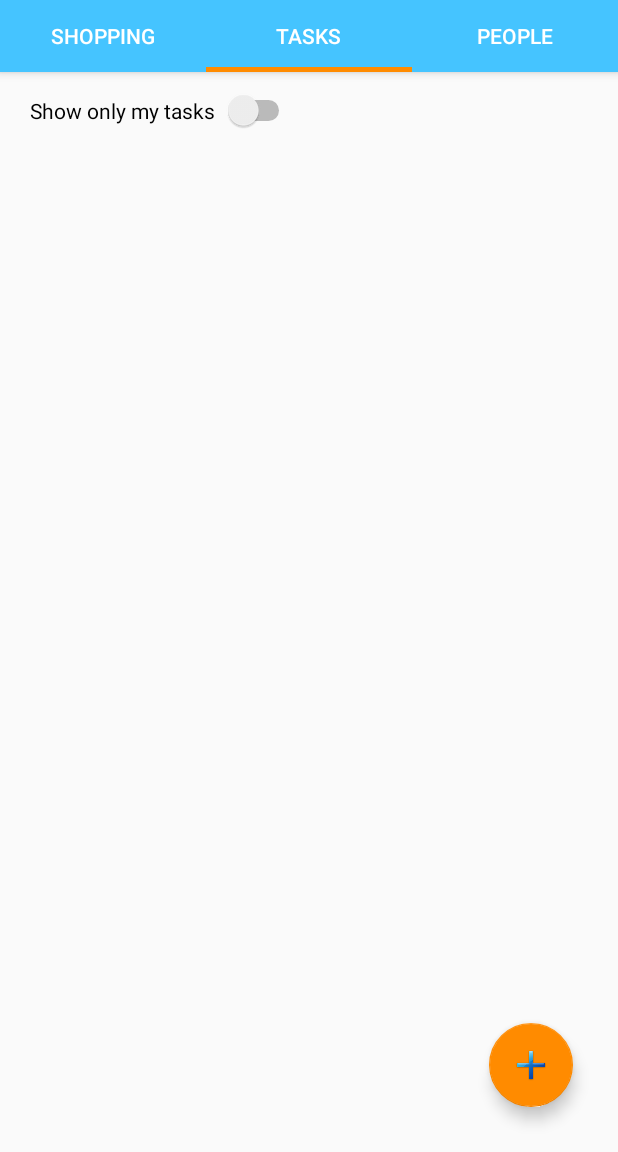
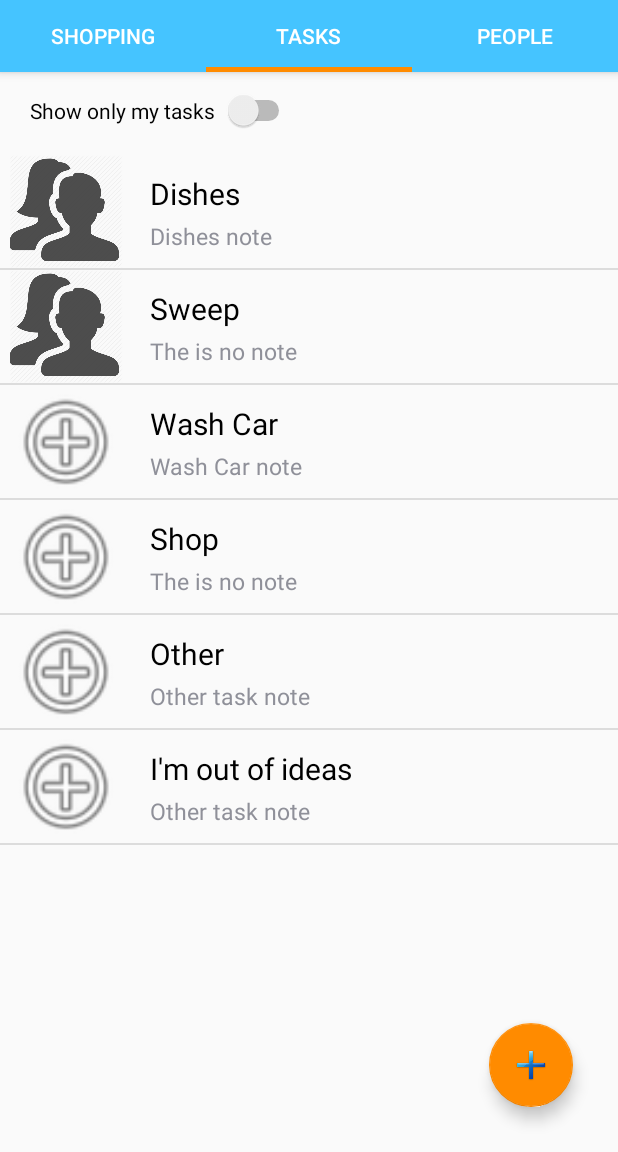
Before and after one commit to vharvey80/SEG2505_FinalProject, an Android app: the screen it shows after launch (MainActivity), tab 2 chosen, on a phone screen of 412 x 824 dp, the part 84-1236 px from its top. Run offline under Robolectric (Android 15) with nearby library versions, the phone set to English and light mode, and no system bars.

Commit message:
Finished (early version) UI for task fragment. Had to add some methods for testing in MainActivity and other classes

```diff
--- a/FamilyTaskManager/app/src/main/java/familytaskmanager/microso/com/familytaskmanager/Family.java
+++ b/FamilyTaskManager/app/src/main/java/familytaskmanager/microso/com/familytaskmanager/Family.java
@@ -415,4 +415,48 @@ public class Family {
         return super.toString() + "[" +
                 "id" + ":" + getId() + "]";
     }
+
+    /**
+     * Testong Method.
+     * @return
+     */
+    public static Family createDummyFamily() {
+
+        User mainUser = new User(1, "Walid", "B", true, R.drawable.menu_people, 0);
+
+        Family family = new Family(1, mainUser);
+
+        //Creation of 4 more users for testing
+        User thomas = new User(2, "Thomas", "C", true, R.drawable.menu_people, 0);
+        User vincent = new User(2, "Vincent", "H", true, R.drawable.menu_people, 0);
+        User oliver = new User(2, "oliver", "B", false, R.drawable.menu_people, 0);
+        User jeanGab = new User(2, "Jean-Gabriel", "G", true, R.drawable.menu_people, 0);
+        List<User> users = new ArrayList<>();
+        users.add(mainUser);
+        users.add(thomas);
+        users.add(vincent);
+        users.add(oliver);
+        users.add(jeanGab);
+        family.users = users;
+
+        //Creation of 5 tasks for testing
+        Task dishes = new Task(1, "Dishes", "Dishes note", null, false, 0.25, 5, Task.TaskState.Created, mainUser);
+        dishes.setUser(mainUser);
+        Task sweep = new Task(2, "Sweep", null, null, false, 1, 10, Task.TaskState.Created, mainUser);
+        sweep.setUser(thomas);
+        Task washCar = new Task(1, "Wash Car", "Wash Car note", null, false, 1, 5, Task.TaskState.Created, mainUser);
+        Task shop = new Task(1, "Shop", null, null, false, 0.25, 5, Task.TaskState.Created, mainUser);
+        Task otherTask = new Task(1, "Other", "Other task note", null, false, 0.25, 5, Task.TaskState.Created, mainUser);
+        Task outOfIdeas = new Task(1, "I'm out of ideas", "Other task note", null, false, 0.25, 5, Task.TaskState.Created, mainUser);
+        List<Task> tasks = new ArrayList<>();
+        tasks.add(dishes);
+        tasks.add(sweep);
+        tasks.add(washCar);
+        tasks.add(shop);
+        tasks.add(otherTask);
+        tasks.add(outOfIdeas);
+        family.tasks = tasks;
+
+        return family;
+    }
 }
--- a/FamilyTaskManager/app/src/main/java/familytaskmanager/microso/com/familytaskmanager/MainActivity.java
+++ b/FamilyTaskManager/app/src/main/java/familytaskmanager/microso/com/familytaskmanager/MainActivity.java
@@ -16,9 +16,13 @@ import android.support.v7.app.AppCompatActivity;
 import android.support.v7.widget.Toolbar;
 import android.view.Menu;
 import android.view.MenuItem;
+import android.widget.AdapterView;
+import android.widget.ListView;
 import android.widget.Toast;
 
 import java.io.Serializable;
+import java.util.ArrayList;
+import java.util.List;
 
 public class MainActivity extends AppCompatActivity
         implements NavigationView.OnNavigationItemSelectedListener {
@@ -26,6 +30,7 @@ public class MainActivity extends AppCompatActivity
     ViewPager vp_pages;
     PagerAdapter pagerAdapter;
     TabLayout tbl_pages;
+    Family family;
 
     @Override
     protected void onCreate(Bundle savedInstanceState) {
@@ -51,6 +56,10 @@ public class MainActivity extends AppCompatActivity
         tbl_pages= (TabLayout) findViewById(R.id.tbl_pages);
         tbl_pages.setupWithViewPager(vp_pages);
         //End code for Tab Menu
+
+        //Start of testing code. Getting a dummy family to test.
+        family = Family.createDummyFamily();
+        //End ot testing code.
 
     }
 
@@ -122,4 +131,8 @@ public class MainActivity extends AppCompatActivity
     public void switchDrawerItem(int item) {
 
     }
+
+    public List<Task> getFamilyTaskList() {
+        return family.getTasks();
+    }
 }
--- a/FamilyTaskManager/app/src/main/java/familytaskmanager/microso/com/familytaskmanager/Task.java
+++ b/FamilyTaskManager/app/src/main/java/familytaskmanager/microso/com/familytaskmanager/Task.java
@@ -9,7 +9,7 @@ public class Task {
     // ENUMERATIONS
     //------------------------
 
-    public enum TaskState {Active, Completed, Cancelled, Reported}
+    public enum TaskState {Created, Completed, Cancelled}
 
     //------------------------
     // MEMBER VARIABLES
@@ -158,6 +158,15 @@ public class Task {
 
     public boolean hasUser() {
         boolean has = user != null;
+        return has;
+    }
+
+    /**
+     * Checks if the task includes a note.
+     * @return true if the task includes a note.
+     */
+    public boolean hasNote() {
+        boolean has = note != null;
         return has;
     }
 
--- /dev/null
+++ b/FamilyTaskManager/app/src/main/java/familytaskmanager/microso/com/familytaskmanager/TaskListAdapter.java
@@ -0,0 +1,58 @@
+package familytaskmanager.microso.com.familytaskmanager;
+
+import android.content.Context;
+import android.view.LayoutInflater;
+import android.view.View;
+import android.view.ViewGroup;
+import android.widget.ArrayAdapter;
+import android.widget.ImageView;
+import android.widget.TextView;
+
+import java.util.ArrayList;
+import java.util.List;
+
+/**
+ * Created by walid on 2017-11-18.
+ */
+
+public class TaskListAdapter extends ArrayAdapter {
+
+    private final Context context;
+    private final List<Task> values;
+
+    public TaskListAdapter(Context context, List<Task> values) {
+        super(context, R.layout.task_list_item, values);
+        this.context = context;
+        this.values = values;
+    }
+
+    @Override
+    public View getView(int position, View convertView, ViewGroup parent) {
+        LayoutInflater inflater = (LayoutInflater) context.getSystemService(Context.LAYOUT_INFLATER_SERVICE);
+        View rowView = inflater.inflate(R.layout.task_list_item, parent, false);
+
+        TextView taskName = (TextView) rowView.findViewById(R.id.taskListItemName);
+        TextView taskNote = (TextView) rowView.findViewById(R.id.tasksListItemNote);
+        ImageView taskIcon = (ImageView) rowView.findViewById(R.id.taskListItemIcon);
+
+        Task task = values.get(position);
+
+        taskName.setText(task.getTitle());
+
+        //This is only place holder logic. Once I get UI done, make this fancier
+        if (task.hasNote()) {
+            taskNote.setText(task.getNote());
+        } else {
+            taskNote.setText("The is no note");
+        }
+
+        if (task.hasUser()) {
+            taskIcon.setImageResource(task.getUser().getProfilePicId());
+        } else {
+            taskIcon.setImageResource(android.R.drawable.ic_menu_add);
+        }
+
+        return rowView;
+    }
+
+}
--- a/FamilyTaskManager/app/src/main/java/familytaskmanager/microso/com/familytaskmanager/TasksFragment.java
+++ b/FamilyTaskManager/app/src/main/java/familytaskmanager/microso/com/familytaskmanager/TasksFragment.java
@@ -1,13 +1,18 @@
 package familytaskmanager.microso.com.familytaskmanager;
 
 
+import android.content.Intent;
 import android.os.Bundle;
 import android.support.design.widget.FloatingActionButton;
 import android.support.v4.app.Fragment;
 import android.view.LayoutInflater;
 import android.view.View;
 import android.view.ViewGroup;
+import android.widget.AdapterView;
+import android.widget.ListView;
 import android.widget.Toast;
+
+import java.io.Serializable;
 
 
 /**
@@ -15,6 +20,8 @@ import android.widget.Toast;
  */
 public class TasksFragment extends Fragment {
 
+
+    TaskListAdapter taskListAdapter;
 
     public TasksFragment() {
         // Required empty public constructor
@@ -36,6 +43,24 @@ public class TasksFragment extends Fragment {
             }
         });
 
+
+        //List view code
+        ListView listView = (ListView) view.findViewById(R.id.tasksListView);
+
+        taskListAdapter = new TaskListAdapter(getActivity().getApplicationContext(), ((MainActivity)getActivity()).getFamilyTaskList());
+
+        listView.setAdapter(taskListAdapter);
+        listView.setOnItemClickListener(new AdapterView.OnItemClickListener() {
+            @Override
+            public void onItemClick(AdapterView<?> parent, final View view, int position, long id) {
+
+                Toast.makeText(getActivity(), "You clicked a view", Toast.LENGTH_SHORT).show();
+
+            }
+        });
+        //End of List view code
+
+
         return view;
     }
 
--- a/FamilyTaskManager/app/src/main/res/layout/fragment_tasks.xml
+++ b/FamilyTaskManager/app/src/main/res/layout/fragment_tasks.xml
@@ -32,7 +32,7 @@
         </LinearLayout>
 
         <ListView
-            android:id="@+id/taksListView"
+            android:id="@+id/tasksListView"
             android:layout_width="match_parent"
             android:layout_height="match_parent"></ListView>
 
--- /dev/null
+++ b/FamilyTaskManager/app/src/main/res/layout/task_list_item.xml
@@ -0,0 +1,45 @@
+<?xml version="1.0" encoding="utf-8"?>
+<RelativeLayout xmlns:android="http://schemas.android.com/apk/res/android"
+    xmlns:app="http://schemas.android.com/apk/res-auto"
+    android:orientation="vertical" android:layout_width="match_parent"
+    android:layout_height="match_parent">
+
+
+    <LinearLayout
+        android:layout_width="match_parent"
+        android:layout_height="wrap_content"
+        android:orientation="horizontal">
+
+        <ImageView
+            android:id="@+id/taskListItemIcon"
+            android:layout_width="175dp"
+            android:layout_height="75dp"
+            android:layout_weight="1"
+            app:srcCompat="@android:drawable/ic_menu_add" />
+
+        <LinearLayout
+            android:layout_width="match_parent"
+            android:layout_height="match_parent"
+            android:layout_weight="1"
+            android:orientation="vertical"
+            android:padding="10dp">
+
+            <TextView
+                android:id="@+id/taskListItemName"
+                android:layout_width="match_parent"
+                android:layout_height="wrap_content"
+                android:text="Task Name"
+                android:textSize="20dp"
+                android:layout_margin="2dp"
+                android:textColor="@color/colorBlack"/>
+
+            <TextView
+                android:id="@+id/tasksListItemNote"
+                android:layout_width="match_parent"
+                android:layout_height="wrap_content"
+                android:text="Task Note"
+                android:textSize="15dp"
+                android:layout_margin="2dp"/>
+        </LinearLayout>
+    </LinearLayout>
+</RelativeLayout>
```
